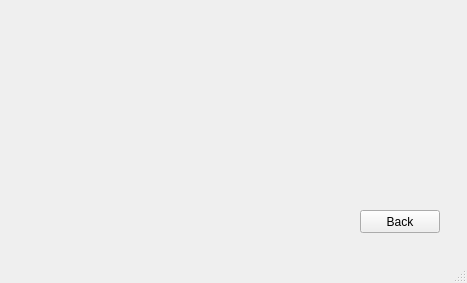
This is app/out.ui in tuyen1601/lpr_app as Qt 5 draws it before an edit. The edited form follows.
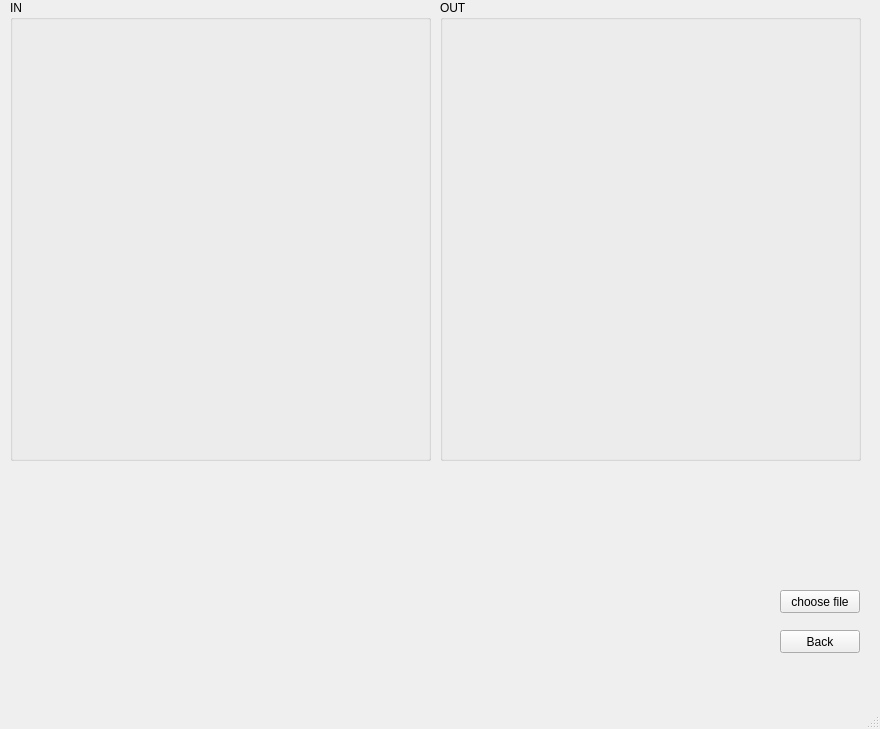
This is the edited form.

Diff of the .ui file:
```diff
--- a/app/out.ui
+++ b/app/out.ui
@@ -6,8 +6,8 @@
    <rect>
     <x>0</x>
     <y>0</y>
-    <width>467</width>
-    <height>283</height>
+    <width>880</width>
+    <height>729</height>
    </rect>
   </property>
   <property name="windowTitle">
@@ -17,8 +17,8 @@
    <widget class="QPushButton" name="btnBackOUT">
     <property name="geometry">
      <rect>
-      <x>360</x>
-      <y>210</y>
+      <x>780</x>
+      <y>630</y>
       <width>80</width>
       <height>23</height>
      </rect>
@@ -27,6 +27,139 @@
      <string>Back</string>
     </property>
    </widget>
+   <widget class="QPushButton" name="btnChooseFile">
+    <property name="geometry">
+     <rect>
+      <x>780</x>
+      <y>590</y>
+      <width>80</width>
+      <height>23</height>
+     </rect>
+    </property>
+    <property name="text">
+     <string>choose file</string>
+    </property>
+   </widget>
+   <widget class="QGroupBox" name="gbIn">
+    <property name="geometry">
+     <rect>
+      <x>10</x>
+      <y>0</y>
+      <width>421</width>
+      <height>461</height>
+     </rect>
+    </property>
+    <property name="layoutDirection">
+     <enum>Qt::LeftToRight</enum>
+    </property>
+    <property name="autoFillBackground">
+     <bool>false</bool>
+    </property>
+    <property name="title">
+     <string>IN</string>
+    </property>
+    <widget class="QLabel" name="lblPlateIn">
+     <property name="geometry">
+      <rect>
+       <x>30</x>
+       <y>350</y>
+       <width>141</width>
+       <height>71</height>
+      </rect>
+     </property>
+     <property name="text">
+      <string/>
+     </property>
+    </widget>
+    <widget class="QLabel" name="lblImgIn">
+     <property name="geometry">
+      <rect>
+       <x>30</x>
+       <y>30</y>
+       <width>360</width>
+       <height>270</height>
+      </rect>
+     </property>
+     <property name="maximumSize">
+      <size>
+       <width>1280</width>
+       <height>720</height>
+      </size>
+     </property>
+     <property name="text">
+      <string/>
+     </property>
+    </widget>
+   </widget>
+   <widget class="QGroupBox" name="gbOut">
+    <property name="geometry">
+     <rect>
+      <x>440</x>
+      <y>0</y>
+      <width>421</width>
+      <height>461</height>
+     </rect>
+    </property>
+    <property name="layoutDirection">
+     <enum>Qt::LeftToRight</enum>
+    </property>
+    <property name="autoFillBackground">
+     <bool>false</bool>
+    </property>
+    <property name="title">
+     <string>OUT</string>
+    </property>
+    <widget class="QLabel" name="lblPlateOut">
+     <property name="geometry">
+      <rect>
+       <x>30</x>
+       <y>350</y>
+       <width>141</width>
+       <height>71</height>
+      </rect>
+     </property>
+     <property name="text">
+      <string/>
+     </property>
+    </widget>
+    <widget class="QLabel" name="lblImgOut">
+     <property name="geometry">
+      <rect>
+       <x>30</x>
+       <y>30</y>
+       <width>360</width>
+       <height>270</height>
+      </rect>
+     </property>
+     <property name="maximumSize">
+      <size>
+       <width>1280</width>
+       <height>720</height>
+      </size>
+     </property>
+     <property name="text">
+      <string/>
+     </property>
+    </widget>
+    <widget class="QLabel" name="txtLPR">
+     <property name="geometry">
+      <rect>
+       <x>220</x>
+       <y>360</y>
+       <width>171</width>
+       <height>61</height>
+      </rect>
+     </property>
+     <property name="font">
+      <font>
+       <pointsize>20</pointsize>
+      </font>
+     </property>
+     <property name="text">
+      <string/>
+     </property>
+    </widget>
+   </widget>
   </widget>
   <widget class="QMenuBar" name="menubar">
    <property name="geometry">
```
Left out of the diff: 2 changed lines with no effect on the pictures.
